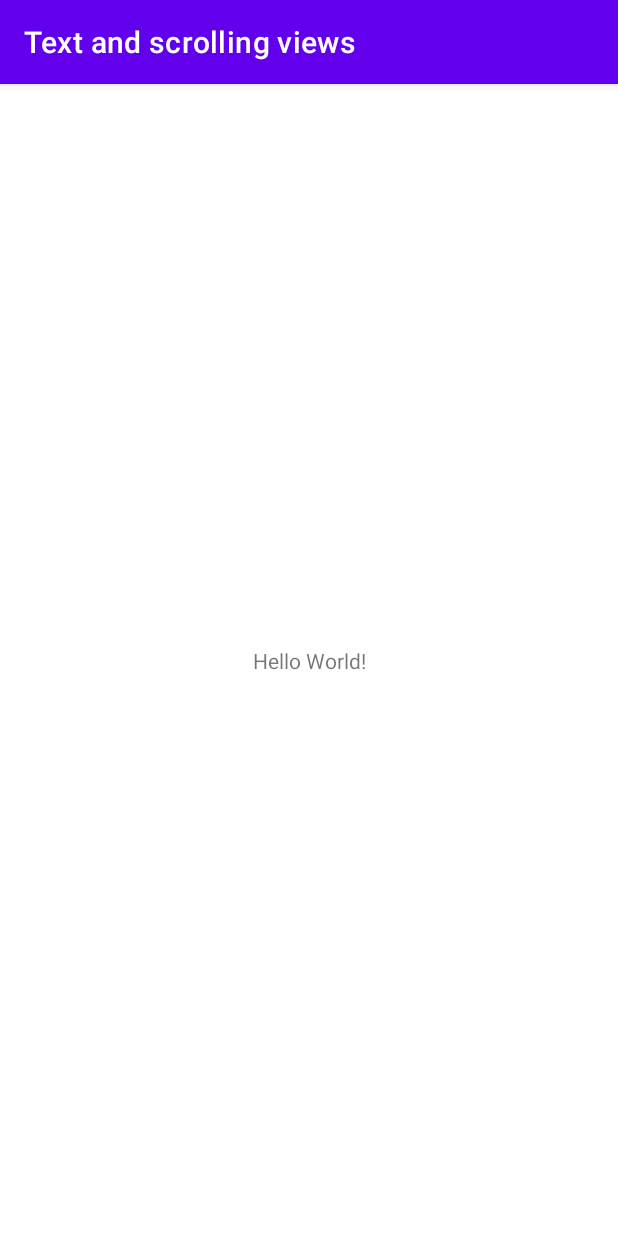
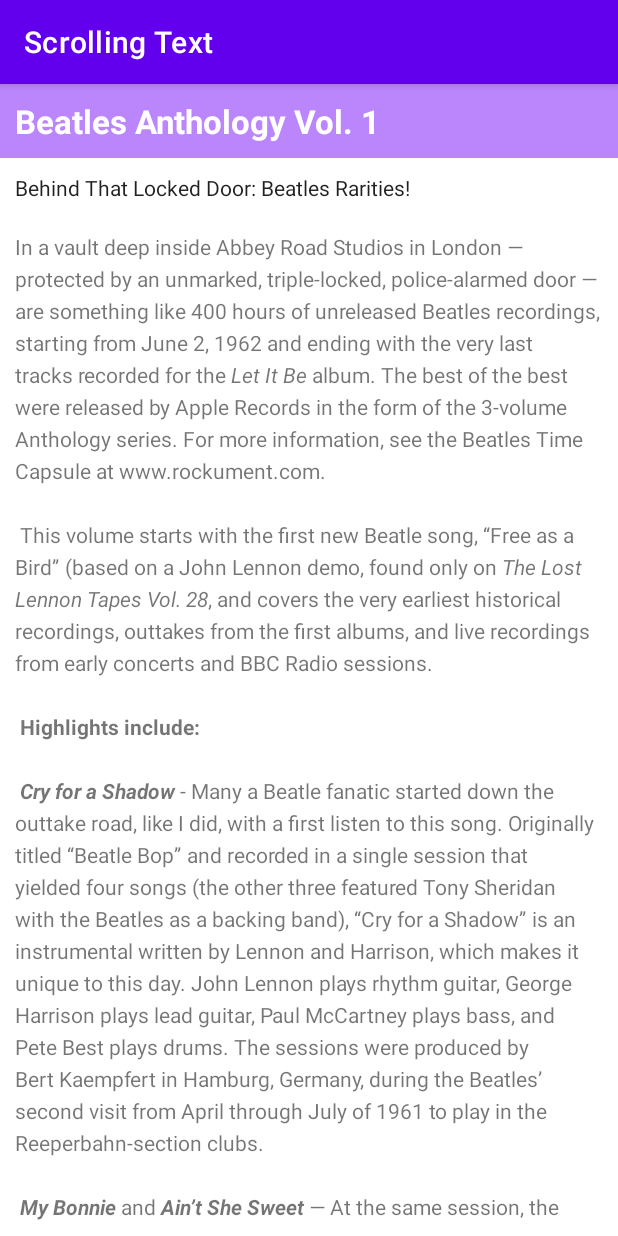
Before and after one commit to uniquemozilla22/Text_and_scrolling_views_DMA, an Android app: the screen it shows after launch (MainActivity), on a phone screen of 412 x 824 dp. Run offline under Robolectric (Android 15) with nearby library versions, the phone set to English and light mode, and no system bars.

Commit message:
Task 1 completed

```diff
--- a/app/src/main/res/layout/activity_main.xml
+++ b/app/src/main/res/layout/activity_main.xml
@@ -1,18 +1,40 @@
 <?xml version="1.0" encoding="utf-8"?>
-<androidx.constraintlayout.widget.ConstraintLayout xmlns:android="http://schemas.android.com/apk/res/android"
-    xmlns:app="http://schemas.android.com/apk/res-auto"
+<RelativeLayout xmlns:android="http://schemas.android.com/apk/res/android"
     xmlns:tools="http://schemas.android.com/tools"
     android:layout_width="match_parent"
     android:layout_height="match_parent"
     tools:context=".MainActivity">
 
+
+    <TextView
+        android:layout_width="match_parent"
+        android:layout_height="wrap_content"
+        android:id="@+id/article_heading"
+        android:background="@color/purple_200"
+        android:padding="@dimen/padding_regular"
+        android:text="@string/article_title"
+        android:textAppearance=
+            "@android:style/TextAppearance.DeviceDefault.Large"
+        android:textColor="@android:color/white"
+        android:textStyle="bold" />
+
+    <TextView
+        android:layout_width="match_parent"
+        android:layout_height="wrap_content"
+        android:id="@+id/article_subheading"
+        android:layout_below="@id/article_heading"
+        android:padding="@dimen/padding_regular"
+        android:text="@string/article_subtitle"
+        android:textAppearance=
+            "@android:style/TextAppearance.DeviceDefault" />
+
     <TextView
         android:layout_width="wrap_content"
         android:layout_height="wrap_content"
-        android:text="Hello World!"
-        app:layout_constraintBottom_toBottomOf="parent"
-        app:layout_constraintLeft_toLeftOf="parent"
-        app:layout_constraintRight_toRightOf="parent"
-        app:layout_constraintTop_toTopOf="parent" />
+        android:id="@+id/article"
+        android:layout_below="@id/article_subheading"
+        android:lineSpacingExtra="@dimen/line_spacing"
+        android:padding="@dimen/padding_regular"
+        android:text="@string/article_text" />
 
-</androidx.constraintlayout.widget.ConstraintLayout>
+</RelativeLayout>
--- /dev/null
+++ b/app/src/main/res/values/dimens.xml
@@ -0,0 +1,5 @@
+<?xml version="1.0" encoding="utf-8"?>
+<resources>
+    <dimen name="padding_regular">10dp</dimen>
+    <dimen name="line_spacing">5sp</dimen>
+</resources>
--- a/app/src/main/res/values/strings.xml
+++ b/app/src/main/res/values/strings.xml
@@ -1,3 +1,27 @@
+
 <resources>
-    <string name="app_name">Text and scrolling views</string>
+    <string name="app_name">Scrolling Text</string>
+    <string name="article_title">Beatles Anthology Vol. 1</string>
+    <string name="article_subtitle">Behind That Locked Door: Beatles Rarities!</string>
+    <string name="article_text">In a vault deep inside Abbey Road Studios in London — protected by an unmarked, triple-locked, police-alarmed door — are something like 400 hours of unreleased Beatles recordings, starting from June 2, 1962 and ending with the very last tracks recorded for the <i>Let It Be</i> album. The best of the best were released by Apple Records in the form of the 3-volume Anthology series.
+        For more information, see the Beatles Time Capsule at www.rockument.com.
+\n\n
+This volume starts with the first new Beatle song, “Free as a Bird” (based on a John Lennon demo, found only on <i>The Lost Lennon Tapes Vol. 28</i>, and covers the very earliest historical recordings, outtakes from the first albums, and live recordings from early concerts and BBC Radio sessions.
+\n\n
+<b>Highlights include:</b>
+\n\n
+<b><i>Cry for a Shadow</i></b> - Many a Beatle fanatic started down the outtake road, like I did, with a first listen to this song. Originally titled “Beatle Bop” and recorded in a single session that yielded four songs (the other three featured Tony Sheridan with the Beatles as a backing band), “Cry for a Shadow” is an instrumental written by Lennon and Harrison, which makes it unique to this day. John Lennon plays rhythm guitar, George Harrison plays lead guitar, Paul McCartney plays bass, and Pete Best plays drums. The sessions were produced by Bert Kaempfert in Hamburg, Germany, during the Beatles’ second visit from April through July of 1961 to play in the Reeperbahn-section clubs.
+\n\n
+<b><i>My Bonnie</i></b> and <b><i>Ain’t She Sweet</i></b> — At the same session, the Beatles played on “My Bonnie” (the first-ever single with Beatles playing), as the backing band for English singer Tony Sheridan, originally a member of the Jets. The popularity of this single in Liverpool brought the Beatles to the attention of Brian Epstein, who worked in the NEMS record store and tried to meet demand for the disc. John Lennon then sings a fine “Ain’t She Sweet” (his first-ever released vocal).
+\n\n
+<b><i>Searchin</i></b> — A Jerry Leiber - Mike Stoller comedy song that was a hit for the Coasters in 1957, and a popular live favorite of the Beatles. The Coasters also had a hit with “Besame Mucho” and the Beatles covered that song as well. Ringo Starr had by now replaced Pete Best on drums. The high falsetto is George, who also plays a hesitant lead guitar. This is from their first audition for Decca Records in London on Jan 1., 1962, live in the studio. The Grateful Dead would later cover “Searchin” with a similar arrangement, Pigpen doing the Paul vocals. A live version is available on outtake records featuring the Dead joined by the Beach Boys!
+\n\n
+<b><i>Love Me Do</i></b> — An early version of the song, played a bit slower and with more of a blues feeling, and a cool bossa-nova beat in middle. Paul had to sing while John played harmonica — a first for the group. Pete Best played drums on this version.
+\n\n
+<b><i>She Loves You – Till There Was You – Twist and Shout</i></b> — Live at the Princess Wales Theatre by Leicester Square in London, attended by the Queen. “Till There Was You” (by Meredith Wilson) is from the musical The Music Man and a hit for Peggy Lee in 1961. Before playing it, Paul said it was recorded by his favorite American group, “Sophie Tucker” (which got some laughs). At the end, John tells the people in the cheaper seats to clap their hands, and the rest to “rattle your jewelry” and then announces “Twist and Shout” (a song by Bert Russell and Phil Medley that was first recorded in 1962 by the Isley Brothers). A film of the performance shows the Queen smiling at John’s remark.
+\n\n
+<b><i>Leave My Kitten Alone</i></b> — One of the lost Beatle songs recorded during the “Beatles For Sale” sessions but never released. This song, written by Little Willie John, Titus Turner, and James McDougal, was a 1959 R&amp;B hit for Little Willie John and covered by Johnny Preston before the Beatles tried it and shelved it. A reference to a “big fat bulldog” may have influenced John’s “Hey Bulldog” (Yellow Submarine album), which is a similar rocker.
+\n\n
+<b><i>One After 909</i></b> — A song recorded for the <i>Let It Be</i> album was actually worked on way back in the beginning, six years earlier. This take shows how they did it much more slowly, with an R&amp;B feel to it.
+</string>
 </resources>
```
